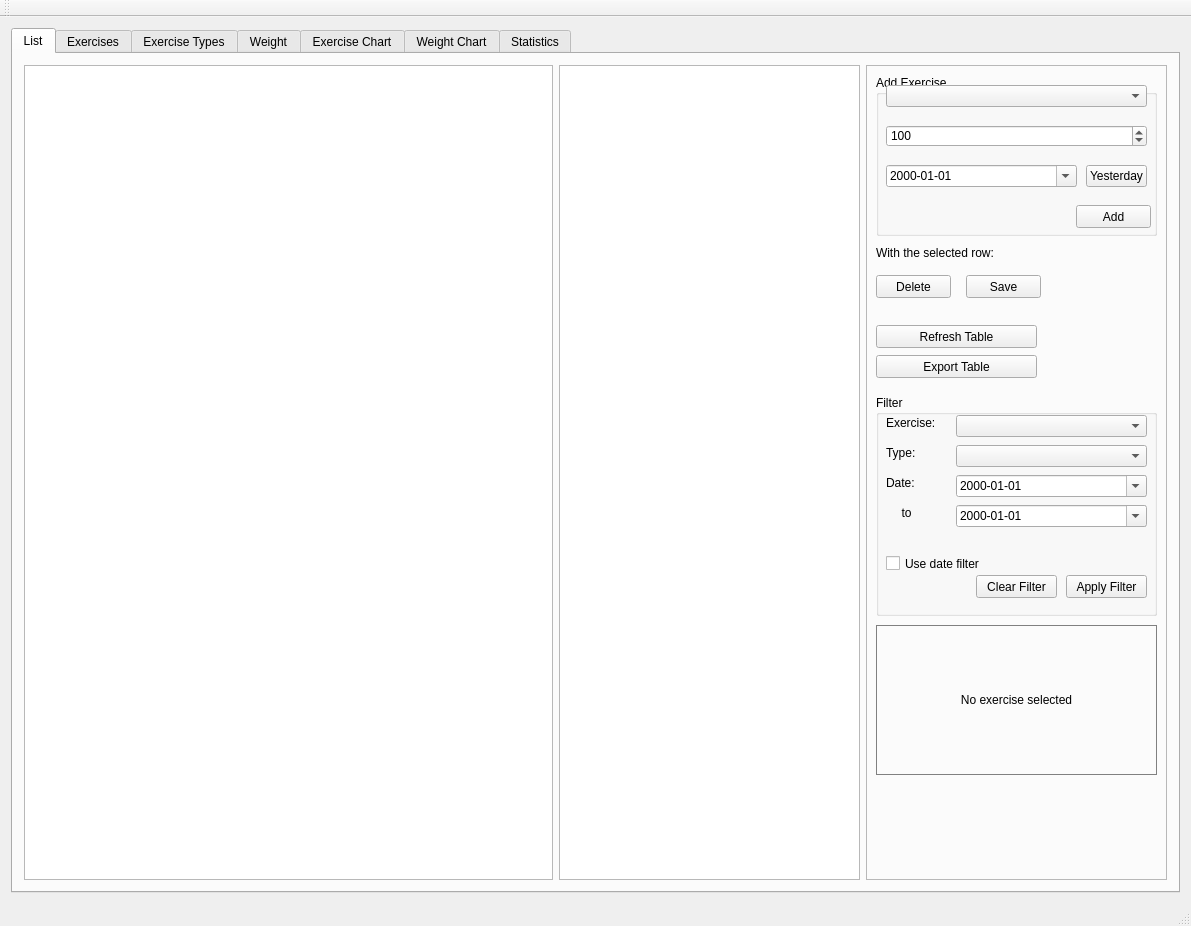
Before: the Qt Designer form src/harrix_swiss_knife/fitness_window.ui in Harrix/harrix-swiss-knife, drawn with Qt 5.
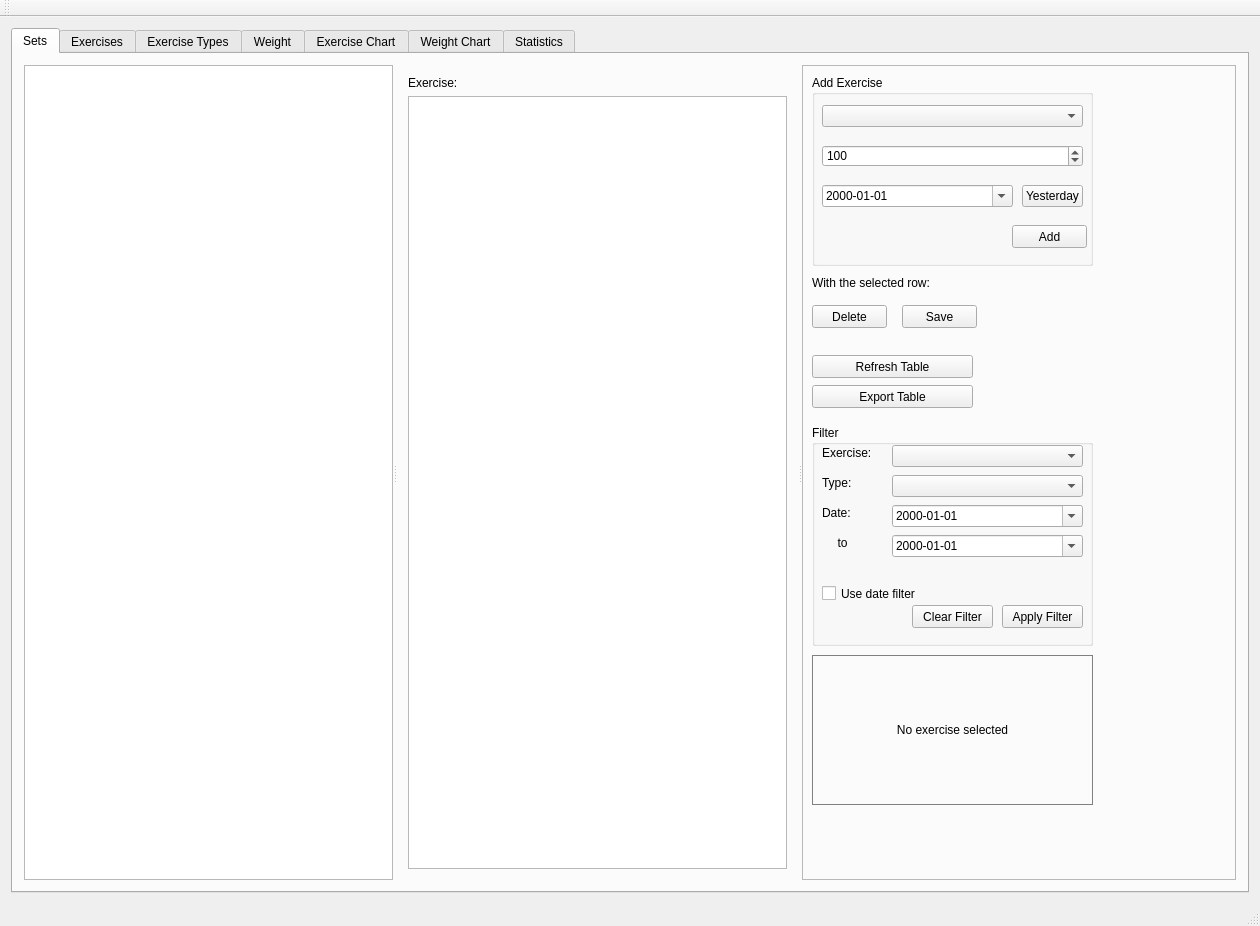
After: the same form once the commit is applied.

Commit message: ➕ Add resizable panels to tab using QSplitter

```diff
--- a/src/harrix_swiss_knife/fitness_window.ui
+++ b/src/harrix_swiss_knife/fitness_window.ui
@@ -6,7 +6,7 @@
       <rect>
         <x>0</x>
         <y>0</y>
-        <width>1191</width>
+        <width>1260</width>
         <height>926</height>
       </rect>
     </property>
@@ -22,23 +22,39 @@
             </property>
             <widget class="QWidget" name="tab">
               <attribute name="title">
-                <string>List</string>
+                <string>Sets</string>
               </attribute>
               <layout class="QHBoxLayout" name="horizontalLayout_2">
                 <item>
+                  <widget class="QSplitter" name="splitter">
+                    <property name="orientation">
+                      <enum>Qt::Horizontal</enum>
+                    </property>
+                    <property name="childrenCollapsible">
+                      <bool>false</bool>
+                    </property>
                   <widget class="QTableView" name="tableView_process" />
+                    <widget class="QWidget" name="widget_middle">
+                      <layout class="QVBoxLayout" name="verticalLayout">
+                        <item>
+                          <widget class="QLabel" name="label_7">
+                            <property name="text">
+                              <string>Exercise:</string>
+                            </property>
+                          </widget>
                 </item>
                 <item>
                   <widget class="QListView" name="listView_exercises">
                     <property name="maximumSize">
                       <size>
-                        <width>301</width>
+                                <width>16777215</width>
                         <height>16777215</height>
                       </size>
                     </property>
                   </widget>
                 </item>
-                <item>
+                      </layout>
+                    </widget>
                   <widget class="QFrame" name="frame">
                     <property name="minimumSize">
                       <size>
@@ -58,7 +74,7 @@
                           <x>10</x>
                           <y>10</y>
                           <width>281</width>
-                          <height>161</height>
+                            <height>191</height>
                         </rect>
                       </property>
                       <property name="title">
@@ -68,7 +84,7 @@
                         <property name="geometry">
                           <rect>
                             <x>200</x>
-                            <y>130</y>
+                              <y>150</y>
                             <width>75</width>
                             <height>23</height>
                           </rect>
@@ -81,7 +97,7 @@
                         <property name="geometry">
                           <rect>
                             <x>10</x>
-                            <y>10</y>
+                              <y>30</y>
                             <width>261</width>
                             <height>22</height>
                           </rect>
@@ -91,7 +107,7 @@
                         <property name="geometry">
                           <rect>
                             <x>10</x>
-                            <y>50</y>
+                              <y>70</y>
                             <width>261</width>
                             <height>22</height>
                           </rect>
@@ -107,7 +123,7 @@
                         <property name="geometry">
                           <rect>
                             <x>10</x>
-                            <y>90</y>
+                              <y>110</y>
                             <width>191</width>
                             <height>22</height>
                           </rect>
@@ -123,7 +139,7 @@
                         <property name="geometry">
                           <rect>
                             <x>210</x>
-                            <y>90</y>
+                              <y>110</y>
                             <width>61</width>
                             <height>22</height>
                           </rect>
@@ -137,7 +153,7 @@
                       <property name="geometry">
                         <rect>
                           <x>10</x>
-                          <y>210</y>
+                            <y>240</y>
                           <width>75</width>
                           <height>23</height>
                         </rect>
@@ -150,7 +166,7 @@
                       <property name="geometry">
                         <rect>
                           <x>10</x>
-                          <y>180</y>
+                            <y>210</y>
                           <width>131</width>
                           <height>16</height>
                         </rect>
@@ -163,7 +179,7 @@
                       <property name="geometry">
                         <rect>
                           <x>100</x>
-                          <y>210</y>
+                            <y>240</y>
                           <width>75</width>
                           <height>23</height>
                         </rect>
@@ -176,25 +192,25 @@
                       <property name="geometry">
                         <rect>
                           <x>10</x>
-                          <y>260</y>
-                          <width>161</width>
-                          <height>23</height>
-                        </rect>
-                      </property>
-                      <property name="text">
-                        <string>Refresh Table</string>
-                      </property>
-                    </widget>
-                    <widget class="QPushButton" name="pushButton_export_csv">
-                      <property name="geometry">
-                        <rect>
-                          <x>10</x>
                           <y>290</y>
                           <width>161</width>
                           <height>23</height>
                         </rect>
                       </property>
                       <property name="text">
+                          <string>Refresh Table</string>
+                        </property>
+                      </widget>
+                      <widget class="QPushButton" name="pushButton_export_csv">
+                        <property name="geometry">
+                          <rect>
+                            <x>10</x>
+                            <y>320</y>
+                            <width>161</width>
+                            <height>23</height>
+                          </rect>
+                        </property>
+                        <property name="text">
                         <string>Export Table</string>
                       </property>
                     </widget>
@@ -202,7 +218,7 @@
                       <property name="geometry">
                         <rect>
                           <x>10</x>
-                          <y>330</y>
+                            <y>360</y>
                           <width>281</width>
                           <height>221</height>
                         </rect>
@@ -361,7 +377,7 @@
                       <property name="geometry">
                         <rect>
                           <x>10</x>
-                          <y>560</y>
+                            <y>590</y>
                           <width>281</width>
                           <height>150</height>
                         </rect>
@@ -380,6 +396,7 @@
                       </property>
                     </widget>
                   </widget>
+                  </widget>
                 </item>
               </layout>
             </widget>
```
Left out of the diff: 14 changed lines with no effect on the pictures. Lines whose indentation alone changed are shown as unchanged. The commit also changes 4 other files.
